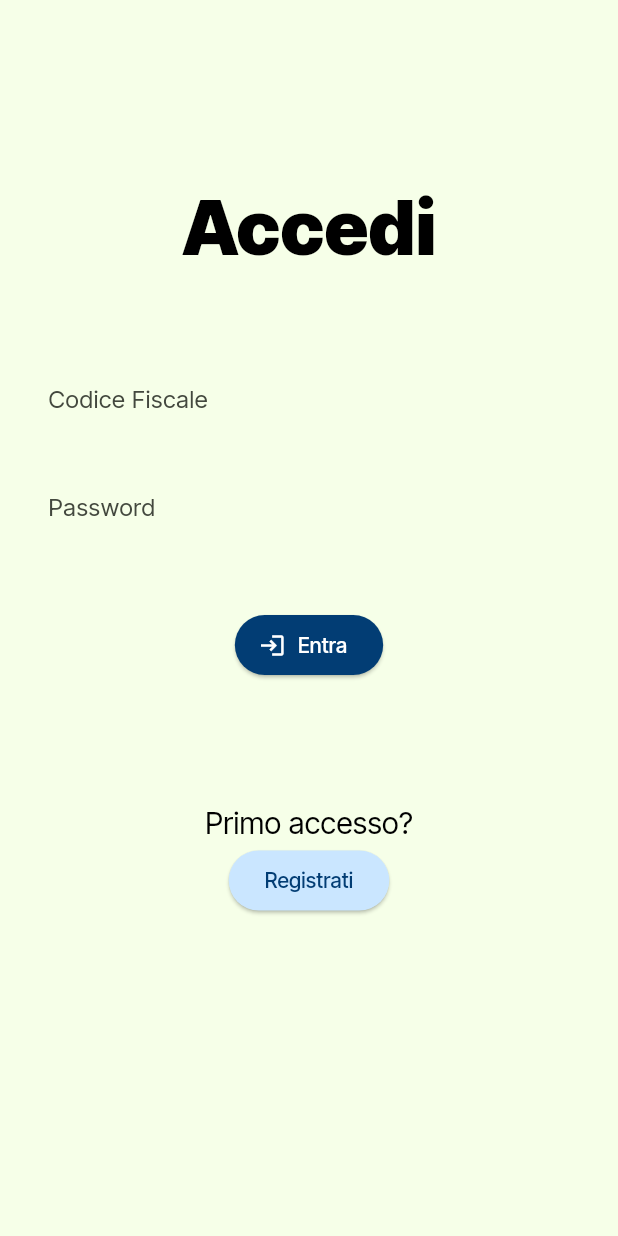
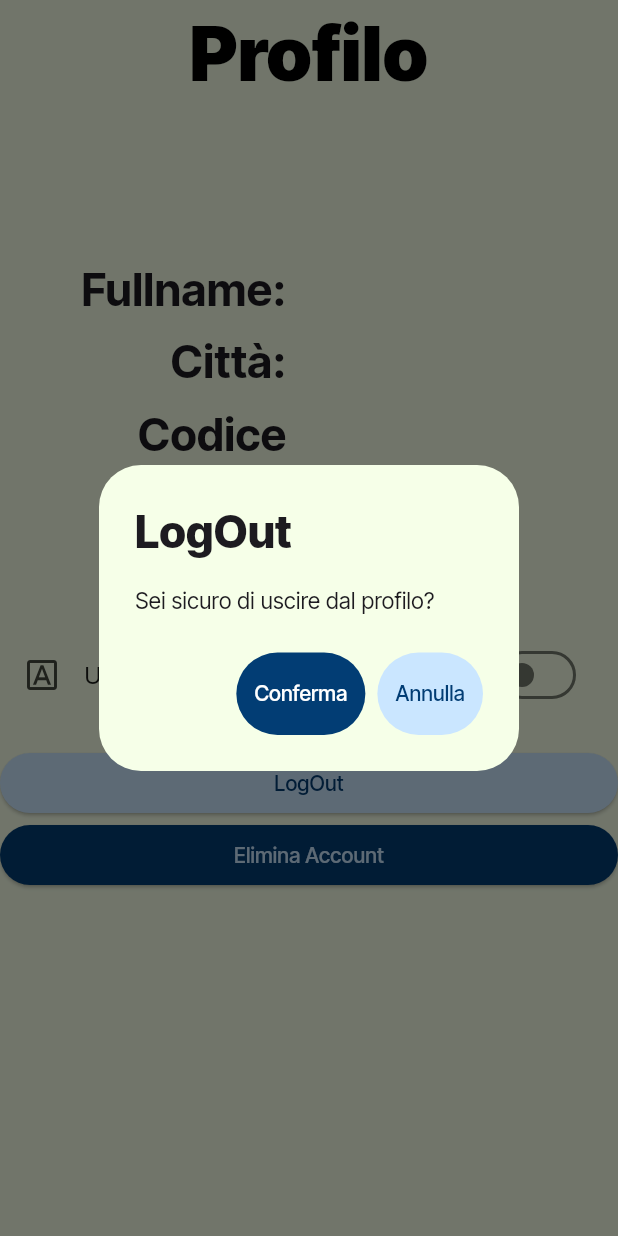
Before and after one commit to FLopriore/pharmate, a Flutter app: the ProfilePage screen opened directly, after a tap on "LogOut", on a phone screen of 412 x 824 dp. Run offline on Flutter 3.47's test engine with Material 3 defaults, Android fonts, the phone set to English and light mode, and no system bars; our stand-ins replace firebase_core, firebase_messaging, flutter_secure_storage, google_fonts, shared_preferences; accounts and stored records are empty; network calls fail.

Commit message:
Improved Profile Page: add logout and delete account buttons

```diff
--- a/lib/screens/profile_page.dart
+++ b/lib/screens/profile_page.dart
@@ -3,6 +3,8 @@ import 'package:pharmate/data/api.dart';
 import 'package:pharmate/data/user_info.dart';
 import 'package:pharmate/providers/accessibility_provider.dart';
 import 'package:pharmate/screens/login_page.dart';
+import 'package:pharmate/widgets/confirm_dialog_delete.dart';
+import 'package:pharmate/widgets/confirm_dialog_logout.dart';
 import 'package:pharmate/widgets/profile_text.dart';
 import 'package:provider/provider.dart';
 
@@ -30,6 +32,8 @@ class _ProfilePageState extends State<ProfilePage> {
   @override
   Widget build(BuildContext context) {
     _getInfo();
+      final bool accessibleNavigation =
+        MediaQuery.of(context).accessibleNavigation;
     return Consumer(
         builder: (context, AccessibilityProvider themeNotifier, child) {
       return Scaffold(
@@ -108,12 +112,35 @@ class _ProfilePageState extends State<ProfilePage> {
                 foregroundColor: const Color(0xFF023D74),
               ),
               onPressed: () {
-                // TODO: add logout
-                Navigator.of(context).pushAndRemoveUntil(
+                if (accessibleNavigation==true){
+                  Navigator.of(context).pushAndRemoveUntil(
                     MaterialPageRoute(builder: (context) => const LoginPage()),
                         (Route<dynamic> route) => false);
+                }
+                else {showDialog(context: context, builder: ((context) {
+                  return const DialogConfirmLogOut();
+                }));}
               },
               child: const Text("LogOut"),
+            ),
+          ),
+          Semantics(
+            label: "Elimina il tuo account Pharmate",
+            button: true,
+            child: ElevatedButton(
+              style: ElevatedButton.styleFrom(
+                backgroundColor: const Color(0xFF023D74),
+                foregroundColor: const Color(0xFFCAE6FF),
+              ),
+              onPressed: () {
+                if(accessibleNavigation==true){
+                  //TODO Elimina account
+                }
+                else{showDialog(context: context, builder: ((context) {
+                  return const DialogConfirmDelete();
+                }));}
+              },
+              child: const Text("Elimina Account"),
             ),
           )
         ],
--- /dev/null
+++ b/lib/widgets/confirm_dialog_logout.dart
@@ -0,0 +1,51 @@
+import 'package:flutter/material.dart';
+import 'package:pharmate/screens/login_page.dart';
+
+class DialogConfirmLogOut extends StatefulWidget {
+  const DialogConfirmLogOut({super.key});
+
+  @override
+  State<DialogConfirmLogOut> createState() => _DialogConfirmLogOutState();
+}
+
+class _DialogConfirmLogOutState extends State<DialogConfirmLogOut> {
+
+
+  @override
+  Widget build(BuildContext context) {
+
+    return AlertDialog(
+      title: const Text("LogOut",style:TextStyle(fontWeight: FontWeight.w800, fontSize: 30),
+      ),
+      content: const Text("Sei sicuro di uscire dal profilo?",style:TextStyle(fontWeight: FontWeight.normal, fontSize: 15)),
+
+      actions: [
+        TextButton(
+          style: TextButton.styleFrom(
+            backgroundColor: const Color(0xff023D74),
+            foregroundColor: Colors.white,
+            fixedSize: const Size.fromHeight(55),
+          ),
+          onPressed: () {
+            Navigator.of(context).pushAndRemoveUntil(
+                    MaterialPageRoute(builder: (context) => const LoginPage()),
+                        (Route<dynamic> route) => false);
+          },
+          child: const Text("Conferma"),
+        ),
+        TextButton(
+          onPressed: () {
+            Navigator.pop(context);
+          },
+          style: TextButton.styleFrom(
+            backgroundColor: const Color(0xffCAE6FF),
+            foregroundColor: const Color(0xff023D74),
+            fixedSize: const Size.fromHeight(55),
+          ),
+          child: const Text("Annulla"),
+        ),
+      ],
+
+    );
+  }
+}
```
Also changed, not shown: lib/widgets/confirm_dialog_delete.dart (added, +48 -0 lines).
